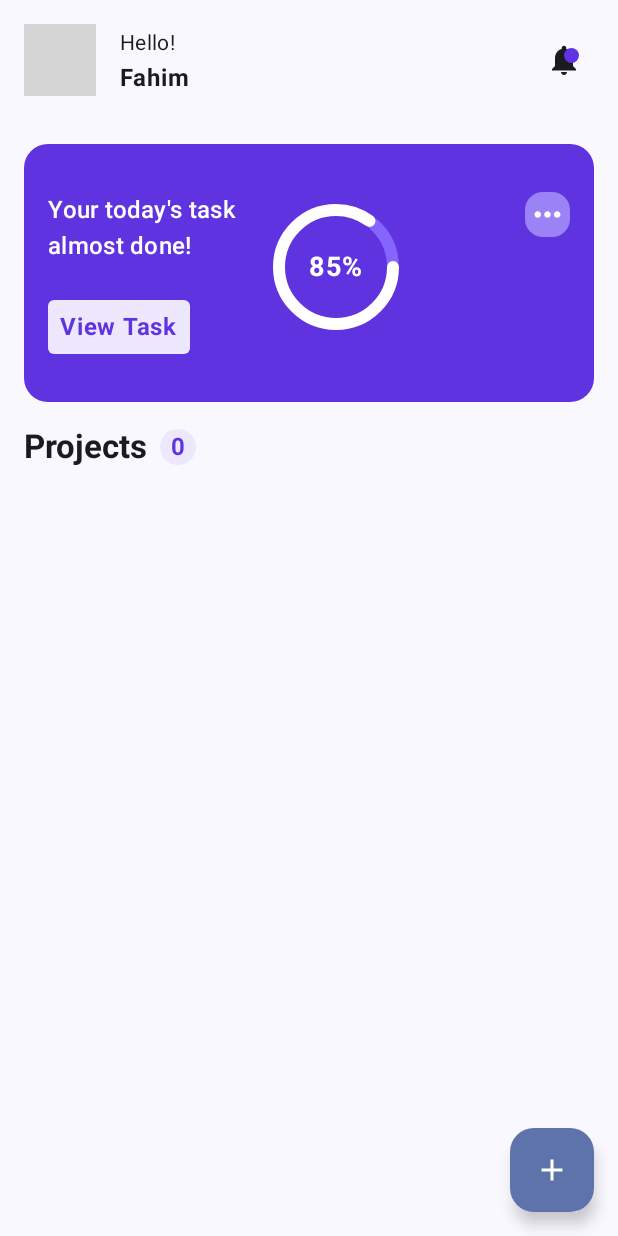
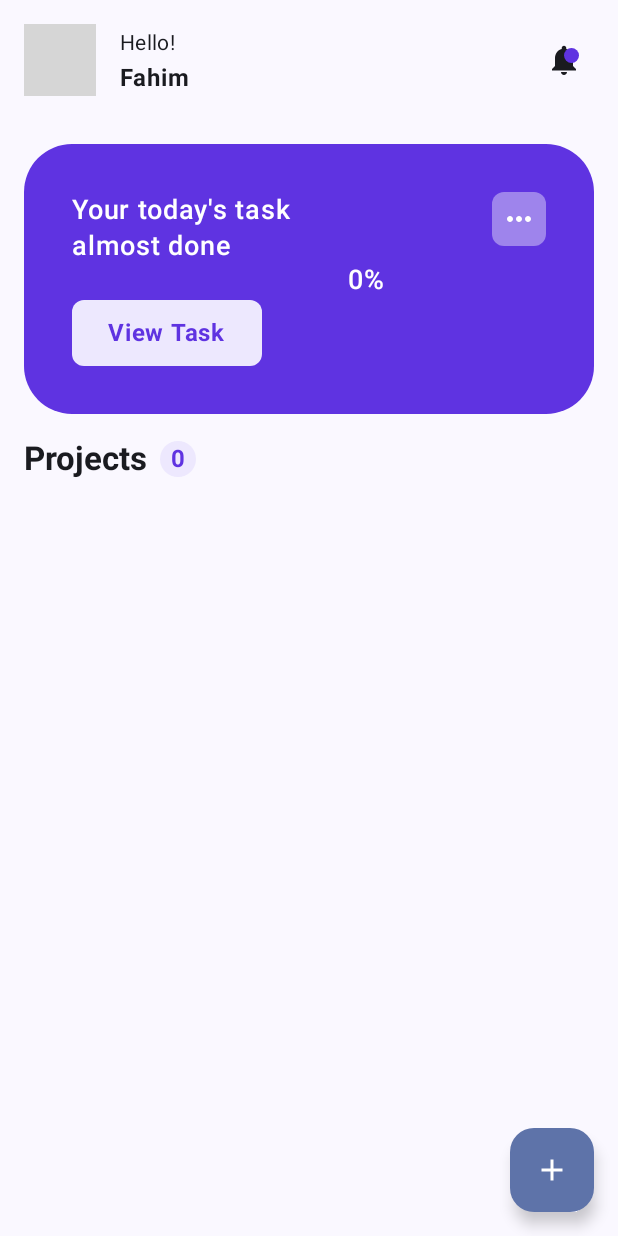
Before and after one commit to fahim-fardous/Task-Hive, an Android app built with Jetpack Compose: the HomeScreen screen opened through its navigation route, on a phone screen of 412 x 824 dp. Run offline under Robolectric (Android 15) with nearby library versions, the phone set to English and light mode, and no system bars; our stand-ins replace Dagger/Hilt's generated code, Room's generated code; grey boxes are pictures that could not be loaded.

```diff
--- a/app/src/main/java/com/example/taskhive/MainActivity.kt
+++ b/app/src/main/java/com/example/taskhive/MainActivity.kt
@@ -3,6 +3,7 @@ package com.example.taskhive
 import android.content.Intent
 import android.os.Build
 import android.os.Bundle
+import android.util.Log
 import androidx.activity.ComponentActivity
 import androidx.activity.compose.setContent
 import androidx.activity.viewModels
@@ -13,6 +14,7 @@ import androidx.compose.runtime.getValue
 import androidx.compose.ui.tooling.preview.Preview
 import androidx.core.app.ActivityCompat
 import androidx.core.splashscreen.SplashScreen.Companion.installSplashScreen
+import com.example.taskhive.components.CalendarPreferences
 import com.example.taskhive.presentation.MainScreen
 import com.example.taskhive.presentation.splash.SplashViewModel
 import com.example.taskhive.service.TimerService
@@ -22,6 +24,7 @@ import dagger.hilt.android.AndroidEntryPoint
 @AndroidEntryPoint
 class MainActivity : ComponentActivity() {
     private val viewModel: SplashViewModel by viewModels()
+    private lateinit var calendarPreferences: CalendarPreferences
 
     override fun onCreate(savedInstanceState: Bundle?) {
         super.onCreate(savedInstanceState)
@@ -36,6 +39,10 @@ class MainActivity : ComponentActivity() {
         installSplashScreen().setKeepOnScreenCondition {
             viewModel.isLoading.value
         }
+        calendarPreferences = CalendarPreferences(this)
+        // TODO Question here
+        println("==============")
+        println(calendarPreferences.getSelectedDate())
         setContent {
             TaskHiveTheme {
                 val startDestination by viewModel.startDestination.collectAsState()
@@ -45,6 +52,13 @@ class MainActivity : ComponentActivity() {
             }
         }
     }
+
+    override fun onStop() {
+        println("Calling from onStop")
+        calendarPreferences.clearSelectedDate()
+        super.onStop()
+    }
+
 }
 
 @Preview(showBackground = true)
--- a/app/src/main/java/com/example/taskhive/components/CalendarDataSource.kt
+++ b/app/src/main/java/com/example/taskhive/components/CalendarDataSource.kt
@@ -39,9 +39,9 @@ class CalendarDataSource {
         CalendarUiModel(
             selectedDate = toItemUiModel(lastSelectedDate, true),
             visibleDates =
-                dateList.map {
-                    toItemUiModel(it, it.isEqual(lastSelectedDate))
-                },
+            dateList.map {
+                toItemUiModel(it, it.isEqual(lastSelectedDate))
+            },
         )
 
     private fun toItemUiModel(
--- /dev/null
+++ b/app/src/main/java/com/example/taskhive/components/CalendarPreferences.kt
@@ -0,0 +1,32 @@
+package com.example.taskhive.components
+
+import android.content.Context
+import android.content.SharedPreferences
+import android.util.Log
+import java.time.LocalDate
+
+class CalendarPreferences(context: Context) {
+
+    private val sharedPreferences: SharedPreferences =
+        context.getSharedPreferences("calendar_preferences", Context.MODE_PRIVATE)
+
+    companion object {
+        private const val SELECTED_DATE_KEY = "selected_date"
+    }
+
+    fun saveSelectedDate(date: LocalDate) {
+        sharedPreferences.edit().putString(SELECTED_DATE_KEY, date.toString()).apply()
+    }
+
+    fun getSelectedDate(): LocalDate? {
+        Log.d("Prefs", "Before removal: " + sharedPreferences.getString(SELECTED_DATE_KEY, null))
+        val dateString = sharedPreferences.getString(SELECTED_DATE_KEY, null)
+        return dateString?.let { LocalDate.parse(it) }
+    }
+    fun clearSelectedDate() {
+        Log.d("Prefs", "Before removal: " + sharedPreferences.getString(SELECTED_DATE_KEY, null))
+        sharedPreferences.edit().remove(SELECTED_DATE_KEY).apply()
+        Log.d("Prefs", "After removal: " + sharedPreferences.getString(SELECTED_DATE_KEY, null))
+    }
+
+}
--- a/app/src/main/java/com/example/taskhive/components/CircularProgressWithText.kt
+++ b/app/src/main/java/com/example/taskhive/components/CircularProgressWithText.kt
@@ -6,6 +6,7 @@ import androidx.compose.foundation.layout.padding
 import androidx.compose.foundation.layout.size
 import androidx.compose.material3.CircularProgressIndicator
 import androidx.compose.material3.MaterialTheme
+import androidx.compose.material3.ProgressIndicatorDefaults
 import androidx.compose.material3.Text
 import androidx.compose.runtime.Composable
 import androidx.compose.ui.Alignment
@@ -13,6 +14,8 @@ import androidx.compose.ui.Modifier
 import androidx.compose.ui.draw.rotate
 import androidx.compose.ui.graphics.Color
 import androidx.compose.ui.text.font.FontWeight
+import androidx.compose.ui.text.style.TextAlign
+import androidx.compose.ui.tooling.preview.Preview
 import androidx.compose.ui.unit.Dp
 import androidx.compose.ui.unit.TextUnit
 import androidx.compose.ui.unit.dp
@@ -24,7 +27,7 @@ fun CircularProgressWithText(
     progress: Float,
     strokeWidth: Float = 4f,
     color: Color = Color.Blue,
-    size:Dp = 100.dp,
+    size:Dp = 90.dp,
     textSize:TextUnit = 18.sp,
     trackColor:Color = Color(0xFF8664FE),
     textColor:Color,
@@ -34,23 +37,29 @@ fun CircularProgressWithText(
         contentAlignment = Alignment.Center,
         modifier = modifier
             .size(size)
-            .padding(start = 16.dp),
+            ,
     ) {
         CircularProgressIndicator(
             progress = { progress },
             modifier = Modifier
-                .fillMaxSize()
-                .rotate(90f),
+                .fillMaxSize(),
             color = color,
             strokeWidth = strokeWidth.dp,
             trackColor = trackColor,
+            strokeCap = ProgressIndicatorDefaults.CircularDeterminateStrokeCap,
         )
         Text(
             text = "${(progress * 100).toInt()}%",
             fontSize = textSize,
             color = textColor,
-            fontWeight = FontWeight.Bold,
-            modifier = Modifier.padding(start = 16.dp),
+            fontWeight = FontWeight.Medium,
+            textAlign = TextAlign.Center
         )
     }
 }
+
+@Preview
+@Composable
+private fun CircularProgressWithTextPreview() {
+    CircularProgressWithText(progress = 0f, textColor = Color.White, strokeWidth = 8f)
+}
--- a/app/src/main/java/com/example/taskhive/components/Content.kt
+++ b/app/src/main/java/com/example/taskhive/components/Content.kt
@@ -12,9 +12,8 @@ fun Content(
     LazyRow {
         items(data.visibleDates) { date ->
             ContentItem(
-                date,
-                onDateClick
-            )
+                date
+            ) { onDateClick(date) }
         }
     }
 }
--- a/app/src/main/java/com/example/taskhive/components/ProgressCard.kt
+++ b/app/src/main/java/com/example/taskhive/components/ProgressCard.kt
@@ -1,21 +1,22 @@
 package com.example.taskhive.components
 
 import androidx.compose.foundation.background
+import androidx.compose.foundation.clickable
 import androidx.compose.foundation.layout.Arrangement
 import androidx.compose.foundation.layout.Box
 import androidx.compose.foundation.layout.Column
 import androidx.compose.foundation.layout.Row
+import androidx.compose.foundation.layout.Spacer
+import androidx.compose.foundation.layout.fillMaxHeight
 import androidx.compose.foundation.layout.fillMaxWidth
+import androidx.compose.foundation.layout.height
 import androidx.compose.foundation.layout.padding
 import androidx.compose.foundation.layout.size
 import androidx.compose.foundation.shape.RoundedCornerShape
 import androidx.compose.material.icons.Icons
 import androidx.compose.material.icons.filled.MoreHoriz
-import androidx.compose.material3.Card
-import androidx.compose.material3.CardDefaults
 import androidx.compose.material3.Icon
 import androidx.compose.material3.MaterialTheme
-import androidx.compose.material3.Scaffold
 import androidx.compose.material3.Text
 import androidx.compose.runtime.Composable
 import androidx.compose.ui.Alignment
@@ -24,62 +25,63 @@ import androidx.compose.ui.graphics.Color
 import androidx.compose.ui.text.font.FontWeight
 import androidx.compose.ui.tooling.preview.Preview
 import androidx.compose.ui.unit.dp
+import androidx.compose.ui.unit.sp
 import com.example.taskhive.ui.theme.appColor
 
 @Composable
 fun ProgressCard(
-    onClick: () -> Unit,
+    onViewTaskClick: () -> Unit,
     progress: Float,
-    textColor: Color = MaterialTheme.colorScheme.onBackground
+    textColor: Color = MaterialTheme.colorScheme.onBackground,
 ) {
-    Box(
+    Row(
         modifier =
         Modifier
             .fillMaxWidth()
-            .background(color = Color(0xFF5F33E0), shape = RoundedCornerShape(16.dp))
-            .padding(start = 16.dp, end = 16.dp, top = 32.dp, bottom = 32.dp),
+            .height(180.dp)
+            .background(color = appColor, shape = RoundedCornerShape(32.dp))
+            .padding(32.dp),
+        verticalAlignment = Alignment.CenterVertically,
     ) {
-        Row {
-            Column {
-                Text(
-                    text = "Your today's task\nalmost done!",
-                    color = Color.White,
-                    style = MaterialTheme.typography.titleMedium,
-                )
-                Box(
-                    modifier =
-                    Modifier
-                        .padding(top = 24.dp)
-                        .background(
-                            color = Color(0xFFEDE8FE),
-                            shape = RoundedCornerShape(4.dp),
-                        )
-                        .padding(horizontal = 8.dp, vertical = 6.dp),
-                ) {
-                    Text(text = "View Task", color = appColor, fontWeight = FontWeight.Bold)
-                }
+        Column(modifier = Modifier.weight(.5f), verticalArrangement = Arrangement.spacedBy(16.dp)) {
+            Text(
+                text = if (progress <= 0.5f) "Complete your today's task" else "Your today's task almost done",
+                color = Color.White,
+                fontSize = 18.sp,
+                maxLines = 2,
+                fontWeight = FontWeight.Medium,
+            )
+            Spacer(modifier = Modifier.weight(1f))
+            Box(
+                modifier =
+                Modifier
+                    .background(color = Color(0xFFEDE8FE), shape = RoundedCornerShape(8.dp))
+                    .padding(horizontal = 24.dp, vertical = 10.dp)
+                    .clickable {
+                        onViewTaskClick()
+                    },
+                contentAlignment = Alignment.Center,
+            ) {
+                Text(text = "View Task", color = appColor, fontWeight = FontWeight.Bold)
             }
-            CircularProgressWithText(
-                progress = 0.85f,
-                color = Color.White,
-                strokeWidth = 8f,
-                textColor = textColor
-            )
-            Box(
-                modifier = Modifier.fillMaxWidth(),
-                contentAlignment = Alignment.TopEnd,
-            ) {
-                Card(colors = CardDefaults.cardColors(containerColor = Color(0xFF9C82F7))) {
-                    Icon(
-                        Icons.Filled.MoreHoriz,
-                        contentDescription = "icon",
-                        modifier =
-                        Modifier
-                            .size(30.dp)
-                            .padding(2.dp),
-                        tint = Color.White,
-                    )
-                }
+        }
+        CircularProgressWithText(
+            progress = progress,
+            textColor = Color.White,
+            color = Color(0xFFEDE8FE),
+            trackColor =
+            Color(
+                0xFF8664FE,
+            ),
+            strokeWidth = 8f,
+        )
+        Box(modifier = Modifier
+            .weight(.25f)
+            .fillMaxHeight(), contentAlignment = Alignment.TopEnd) {
+            Box(modifier = Modifier
+                .size(36.dp)
+                .background(color = Color(0xFF9E84EC), shape = RoundedCornerShape(8.dp)), contentAlignment = Alignment.Center){
+                Icon(imageVector = Icons.Filled.MoreHoriz, contentDescription = "show more", tint = Color.White)
             }
         }
     }
@@ -88,5 +90,5 @@ fun ProgressCard(
 @Preview
 @Composable
 private fun ProgressCardPreview() {
-    ProgressCard(onClick = { /*TODO*/ }, progress = 0.85f)
+    ProgressCard(onViewTaskClick = { /*TODO*/ }, progress = 0.85f)
 }
--- a/app/src/main/java/com/example/taskhive/components/TaskStatusDialog.kt
+++ b/app/src/main/java/com/example/taskhive/components/TaskStatusDialog.kt
@@ -54,6 +54,7 @@ fun TaskStatusDialog(
             Button(
                 onClick = {
                     onSave(status)
+                    onDismiss()
                 },
             ) {
                 Text("Update")
--- a/app/src/main/java/com/example/taskhive/presentation/home/HomeScreen.kt
+++ b/app/src/main/java/com/example/taskhive/presentation/home/HomeScreen.kt
@@ -72,9 +72,13 @@ fun HomeScreen(
     LaunchedEffect(Unit) {
         viewModel.getInProgressTasks()
     }
+    LaunchedEffect(Unit) {
+        viewModel.getTaskProgress()
+    }
     val projects by viewModel.projects.collectAsState()
     val inProgressTasks by viewModel.inProgressTasks.collectAsState()
     val numberOfProject by viewModel.count.collectAsState()
+    val progress by viewModel.progress.collectAsState()
     HomeScreenSkeleton(
         goToAddProject = goToAddProject,
         projects = projects,
@@ -83,6 +87,7 @@ fun HomeScreen(
         goToTaskList = { projectId ->
             goToTaskList(projectId)
         },
+        progress = progress,
     )
 }
 
@@ -93,6 +98,7 @@ fun HomeScreenSkeleton(
     inProgressTasks: List<TaskUiModel> = emptyList(),
     numberOfProject: Int = 0,
     goToTaskList: (Int?) -> Unit = {},
+    progress: Float = 0.0f,
 ) {
     Scaffold(
         topBar = {
@@ -168,7 +174,11 @@ fun HomeScreenSkeleton(
                     .fillMaxSize()
                     .padding(16.dp),
         ) {
-            ProgressCard(onClick = { /*TODO*/ }, progress = 0.85f, textColor = Color.White)
+            ProgressCard(
+                onViewTaskClick = {  },
+                progress = progress,
+                textColor = Color.White,
+            )
             if (inProgressTasks.isNotEmpty()) {
                 Row(verticalAlignment = Alignment.CenterVertically) {
                     Text(
--- a/app/src/main/java/com/example/taskhive/presentation/home/HomeViewModel.kt
+++ b/app/src/main/java/com/example/taskhive/presentation/home/HomeViewModel.kt
@@ -4,15 +4,18 @@ import android.util.Log
 import androidx.lifecycle.ViewModel
 import androidx.lifecycle.viewModelScope
 import com.example.taskhive.domain.model.Project
+import com.example.taskhive.domain.model.TaskStatus
 import com.example.taskhive.domain.model.toUiModel
 import com.example.taskhive.domain.repository.ProjectRepository
 import com.example.taskhive.domain.repository.TaskRepository
 import com.example.taskhive.presentation.task.model.ProjectUiModel
 import com.example.taskhive.presentation.task.model.TaskUiModel
+import com.example.taskhive.utils.localDateToDate
 import dagger.hilt.android.lifecycle.HiltViewModel
 import kotlinx.coroutines.flow.MutableStateFlow
 import kotlinx.coroutines.flow.StateFlow
 import kotlinx.coroutines.launch
+import java.time.LocalDate
 import javax.inject.Inject
 
 @HiltViewModel
@@ -32,6 +35,9 @@ class HomeViewModel
         private val _count = MutableStateFlow(0)
         val count: StateFlow<Int> = _count
 
+        private val _progress = MutableStateFlow(0.0f)
+        val progress: StateFlow<Float> = _progress
+
         fun getProjects() =
             viewModelScope.launch {
                 val projects = projectRepository.getAllProjects()
@@ -46,7 +52,6 @@ class HomeViewModel
                             )
                         }
                 } else {
-
                 }
             }
 
@@ -66,6 +71,13 @@ class HomeViewModel
                 }
             }
 
+        fun getTaskProgress() =
+            viewModelScope.launch {
+                val tasks = taskRepository.getTodaysTasks(localDateToDate(LocalDate.now()), null)
+                _progress.value =
+                    (tasks.filter { it.taskStatus == TaskStatus.DONE }.size.toFloat() / tasks.size)
+            }
+
         private suspend fun getNumberOfCompletedTask(project: Project): Int = taskRepository.getCompletedTaskCount(project)
 
         private suspend fun getNumberOfTask(project: Project): Int = projectRepository.getTaskCountByProject(project)
--- a/app/src/main/java/com/example/taskhive/presentation/task/edit/TaskEditViewModel.kt
+++ b/app/src/main/java/com/example/taskhive/presentation/task/edit/TaskEditViewModel.kt
@@ -8,6 +8,7 @@ import com.example.taskhive.domain.model.toUiModel
 import com.example.taskhive.domain.repository.ProjectRepository
 import com.example.taskhive.domain.repository.TaskRepository
 import com.example.taskhive.presentation.task.model.TaskUiModel
+import com.example.taskhive.utils.getReadableDate
 import dagger.hilt.android.lifecycle.HiltViewModel
 import kotlinx.coroutines.flow.MutableStateFlow
 import kotlinx.coroutines.flow.asStateFlow
@@ -42,6 +43,7 @@ class TaskEditViewModel
                         description = task.description,
                         plannedStartTime = task.plannedStartTime,
                         plannedEndTime = task.plannedEndTime,
+                        plannedStartDate = task.plannedStartDate,
                         project = task.project,
                         taskStatus = task.taskStatus,
                         totalTimeSpend = task.totalTimeSpend,
--- a/app/src/main/java/com/example/taskhive/presentation/task/list/TaskListViewModel.kt
+++ b/app/src/main/java/com/example/taskhive/presentation/task/list/TaskListViewModel.kt
@@ -1,5 +1,6 @@
 package com.example.taskhive.presentation.task.list
 
+import androidx.compose.runtime.collectAsState
 import androidx.lifecycle.ViewModel
 import androidx.lifecycle.viewModelScope
 import com.example.taskhive.domain.model.Day
@@ -11,6 +12,7 @@ import com.example.taskhive.domain.repository.DayRepository
 import com.example.taskhive.domain.repository.ProjectRepository
 import com.example.taskhive.domain.repository.TaskRepository
 import com.example.taskhive.presentation.task.model.TaskUiModel
+import com.example.taskhive.service.TimerService
 import dagger.hilt.android.lifecycle.HiltViewModel
 import kotlinx.coroutines.flow.MutableStateFlow
 import kotlinx.coroutines.flow.asStateFlow
@@ -43,6 +45,7 @@ class TaskListViewModel
             date: LocalDate,
             projectId: Int? = null,
         ) = viewModelScope.launch {
+            println(date)
             if (projectId == null) {
                 _tasks.value = taskRepository.getAllTasks(localDateToDate(date)).map { it.toUiModel() }
             } else {
@@ -51,6 +54,7 @@ class TaskListViewModel
                     taskRepository
                         .getTaskByProject(localDateToDate(date), project)
                         .map { it.toUiModel() }
+                println(tasks)
 
                 _tasks.value = tasks
             }
@@ -86,6 +90,8 @@ class TaskListViewModel
             date: LocalDate,
             status: TaskStatus,
         ) = viewModelScope.launch {
+            println("+++++++++++++++++++++++++++++++++++++++++++++++++++++++++")
+            println(localDateToDate(date))
             val task = taskRepository.getTaskById(taskId)
             taskRepository.saveTask(task.copy(taskStatus = status))
             getTaskByProject(projectId, date)
```
Also changed, not shown: app/src/main/AndroidManifest.xml (+4 -4 lines), app/src/main/java/com/example/taskhive/base/TaskHive.kt (+1 -11 lines), app/src/main/java/com/example/taskhive/components/CalendarCard.kt (+7 -18 lines), app/src/main/java/com/example/taskhive/components/Header.kt (+0 -9 lines), app/src/main/java/com/example/taskhive/components/TaskGroup.kt (+16 -10 lines), app/src/main/java/com/example/taskhive/presentation/task/edit/TaskEditScreen.kt (+6 -1 lines), app/src/main/java/com/example/taskhive/presentation/task/list/TaskListScreen.kt (+28 -7 lines).
